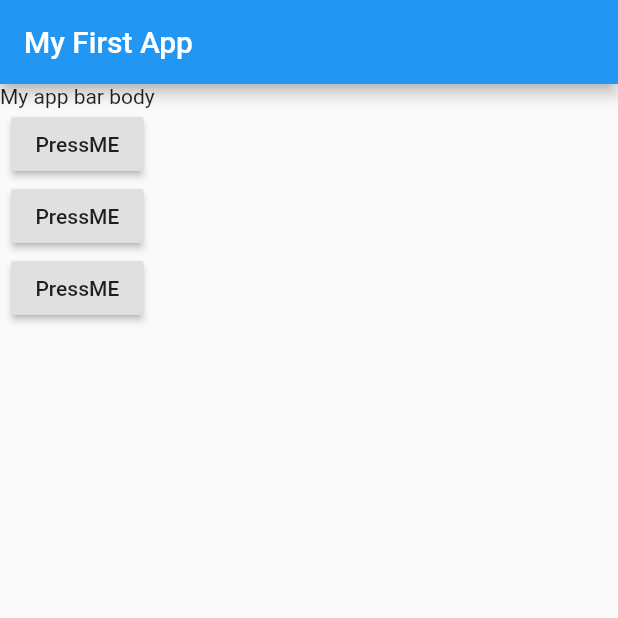
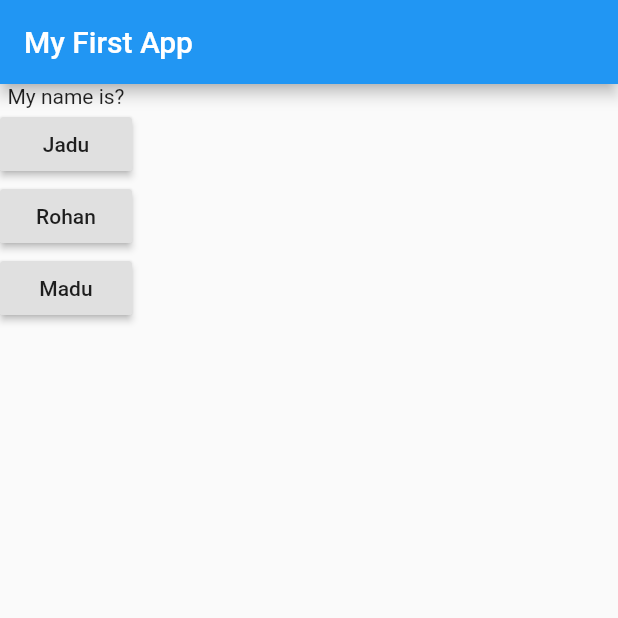
Before and after one commit to rohangho/flutter_tutorial, a Flutter app: the screen it shows after launch, on a phone screen of 412 x 824 dp, the top half of it. Run offline on Flutter 3.47's test engine with Material 2 defaults, Android fonts, the phone set to English and light mode, and no system bars.

```diff
--- a/lib/main.dart
+++ b/lib/main.dart
@@ -1,25 +1,44 @@
 import 'package:flutter/material.dart';
+import 'package:flutter/services.dart';
 
-void main() => runApp(MyApp());
+void main() => runApp(AppState());
 
-class MyApp extends StatelessWidget {
+class AppState extends StatefulWidget {
+  @override
+  State<StatefulWidget> createState() {
+    return MyAppState();
+  }
+}
 
-  void onButtonPressed(){
-    print("Answered");
+class MyAppState extends State<AppState> {
+  var questionIndex = 0;
+  void onButtonPressed() {
+    print("Error Name");
   }
+
 
 
   @override
   Widget build(BuildContext context) {
+    var question = ["My name is?", "My Age is"];
+
     return MaterialApp(
         home: Scaffold(
             appBar: AppBar(title: Text("My First App")),
             body: Column(
-              children:  <Widget>[
-                Text("My app bar body"),
-                RaisedButton(child: Text("PressME"), onPressed: onButtonPressed),
-                RaisedButton(child: Text("PressME"), onPressed: onButtonPressed),
-                RaisedButton(child: Text("PressME"), onPressed: onButtonPressed)
+              children: <Widget>[
+                Text(question[questionIndex]),
+                RaisedButton(
+                    child: Text("Jadu"), onPressed: onButtonPressed),
+                RaisedButton(
+                    child: Text("Rohan"),
+                    onPressed: () {
+                      setState(() {
+                        questionIndex += 1;
+                      });
+                      print(questionIndex);
+                    }),
+                RaisedButton(child: Text("Madu"), onPressed: onButtonPressed)
               ],
             )));
   }
```
